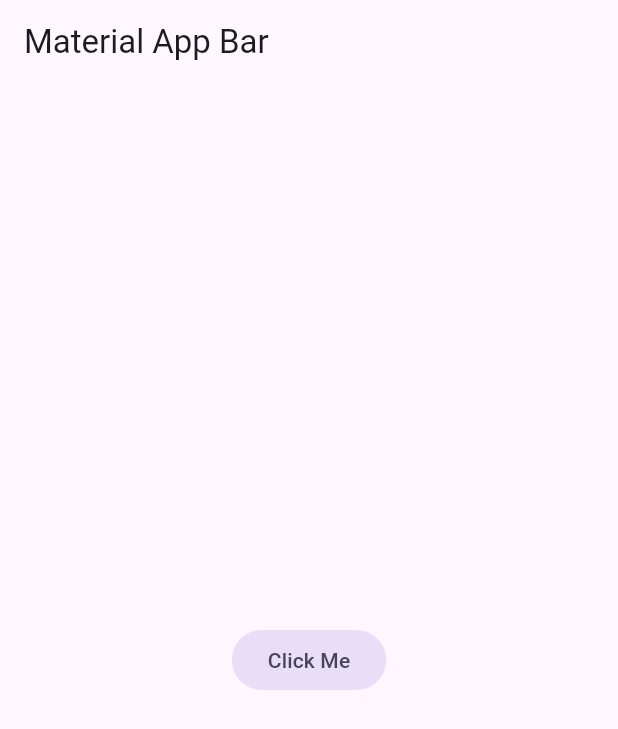
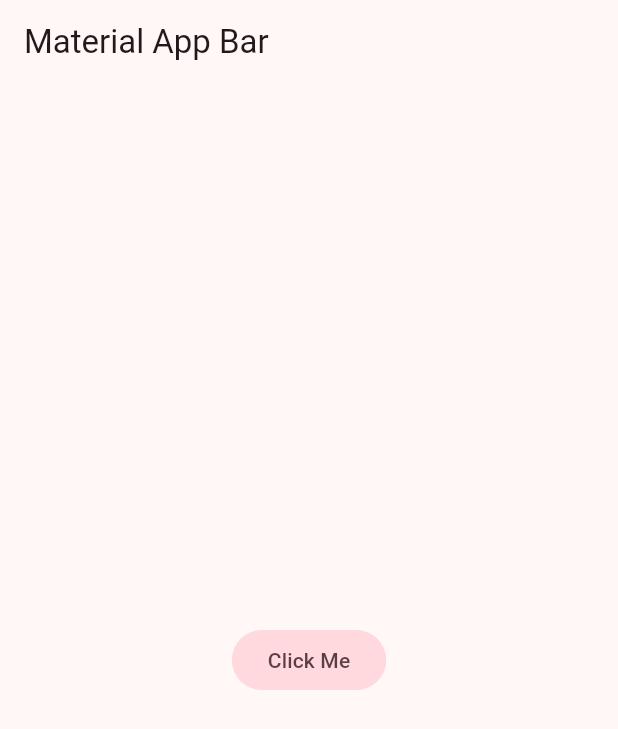
Before and after one commit to jgregoriorincon/flutter_chat, a Flutter app: the screen it shows after launch, on a phone screen of 412 x 824 dp. Shown: the top 729 px of the screen. Run offline on Flutter 3.47's test engine with Material 3 defaults, Android fonts, the phone set to English and light mode, and no system bars.

Commit message:
Add Theme Colors

```diff
--- a/lib/app.dart
+++ b/lib/app.dart
@@ -1,4 +1,5 @@
 import 'package:flutter/material.dart';
+import 'package:flutter_chat/config/theme/app_theme.dart';
 
 class FlutterChatApp extends StatelessWidget {
   const FlutterChatApp({super.key});
@@ -7,14 +8,12 @@ class FlutterChatApp extends StatelessWidget {
   Widget build(BuildContext context) {
     return MaterialApp(
       debugShowCheckedModeBanner: false,
+      theme: AppTheme(selectedColor: 7).theme(),
       title: 'Material App',
       home: Scaffold(
         appBar: AppBar(title: const Text('Material App Bar')),
         body: Center(
-          child: FilledButton.tonal(
-            onPressed: () {},
-            child: const Text('Click Me'),
-          ),
+          child: FilledButton.tonal(onPressed: () {}, child: Text('Click Me')),
         ),
       ),
     );
--- /dev/null
+++ b/lib/config/theme/app_theme.dart
@@ -0,0 +1,31 @@
+import 'package:flutter/material.dart';
+
+const Color _customColor = Color(0xFF49149F);
+
+const List<Color> _colorThemes = [
+  _customColor,
+  Colors.blue,
+  Colors.red,
+  Colors.green,
+  Colors.yellow,
+  Colors.purple,
+  Colors.orange,
+  Colors.pink,
+  Colors.teal,
+  Colors.indigo,
+  Colors.cyan,
+];
+
+class AppTheme {
+  final int selectedColor;
+
+  AppTheme({required this.selectedColor})
+    : assert(
+        selectedColor >= 0 && selectedColor < _colorThemes.length,
+        'Invalid color index - Color must be between 0 and ${_colorThemes.length - 1}',
+      );
+
+  ThemeData theme() {
+    return ThemeData(colorSchemeSeed: _colorThemes[selectedColor]);
+  }
+}
```
